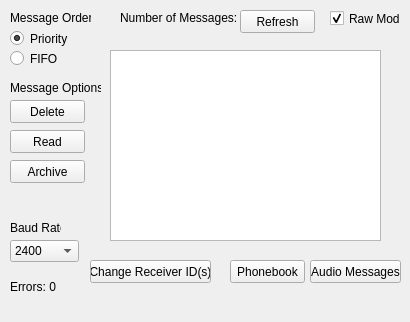
Above: Paging/receiverwindow.ui from acranbury/Paging before the change. Below: the same form after it.
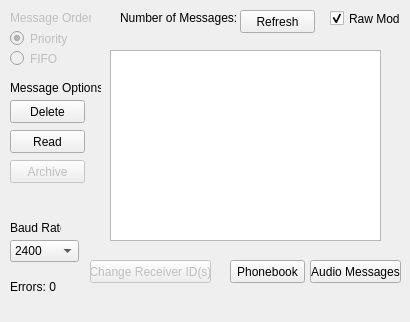
That is the form after the change.

Patch:
```diff
--- a/Paging/receiverwindow.ui
+++ b/Paging/receiverwindow.ui
@@ -15,6 +15,9 @@
   </property>
   <widget class="QWidget" name="centralwidget">
    <widget class="QRadioButton" name="priorityRdoBtn">
+    <property name="enabled">
+     <bool>false</bool>
+    </property>
     <property name="geometry">
      <rect>
       <x>10</x>
@@ -34,6 +37,9 @@
     </attribute>
    </widget>
    <widget class="QRadioButton" name="fifoRdoBtn">
+    <property name="enabled">
+     <bool>false</bool>
+    </property>
     <property name="geometry">
      <rect>
       <x>10</x>
@@ -50,6 +56,9 @@
     </attribute>
    </widget>
    <widget class="QLabel" name="msOrderLbl">
+    <property name="enabled">
+     <bool>false</bool>
+    </property>
     <property name="geometry">
      <rect>
       <x>10</x>
@@ -102,6 +111,9 @@
     </property>
    </widget>
    <widget class="QPushButton" name="archiveBtn">
+    <property name="enabled">
+     <bool>false</bool>
+    </property>
     <property name="geometry">
      <rect>
       <x>10</x>
@@ -238,6 +250,9 @@
     </property>
    </widget>
    <widget class="QPushButton" name="pushButton">
+    <property name="enabled">
+     <bool>false</bool>
+    </property>
     <property name="geometry">
      <rect>
       <x>90</x>
```
